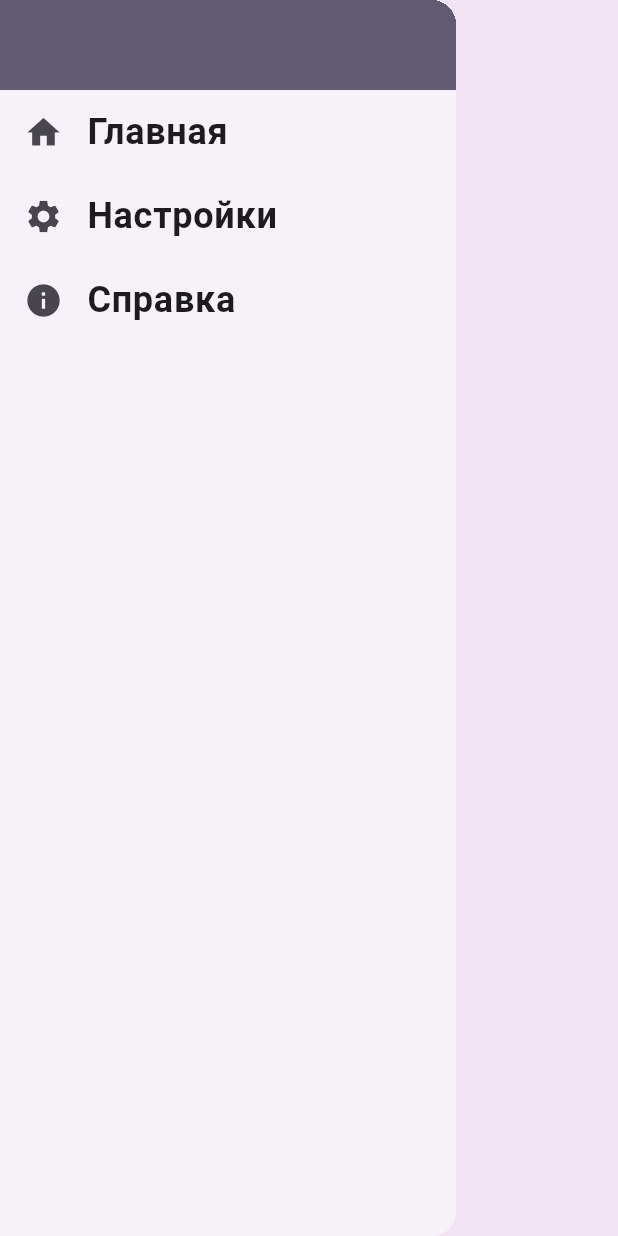
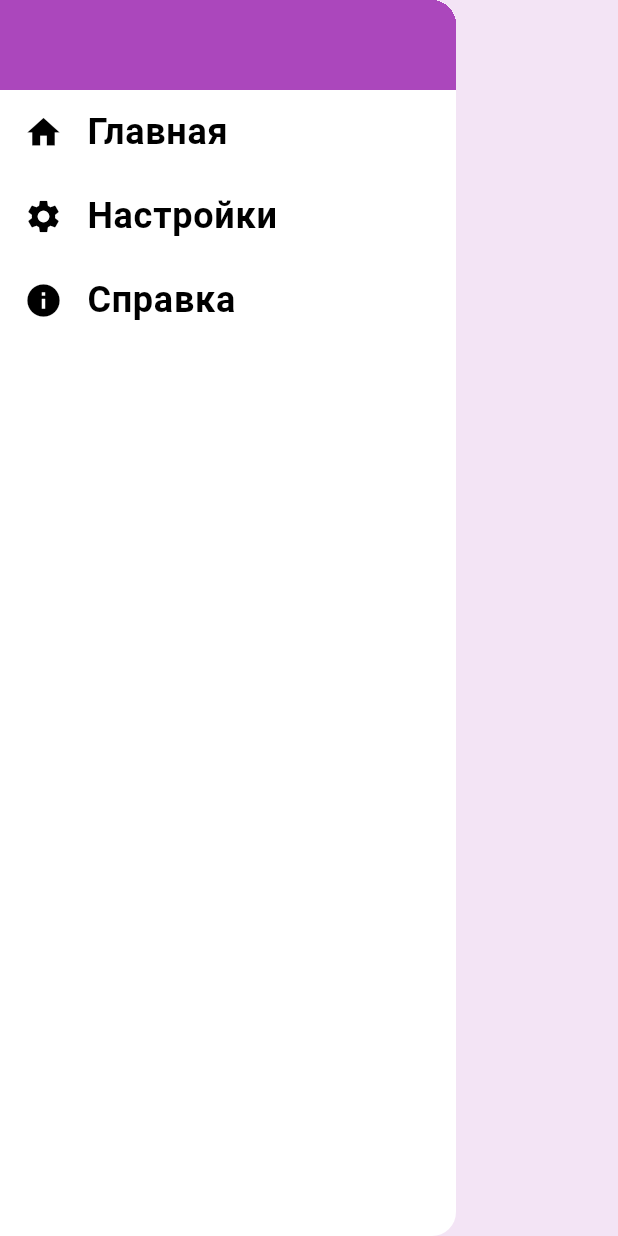
Before and after one commit to amatskevich/calendar_of_factory, a Flutter app: the MainDrawer widget shown alone on an empty page, opened directly, on a phone screen of 412 x 824 dp. Run offline on Flutter 3.47's test engine with Material 3 defaults, Android fonts, the phone set to English and light mode, and no system bars; our stand-ins replace carousel_slider, flutter_holo_date_picker, package_info_plus, shared_preferences, sqflite; missing offline and left inert: mailto; accounts and stored records are empty.

Commit message:
Replace accentColor

```diff
--- a/lib/providers/user_settings.dart
+++ b/lib/providers/user_settings.dart
@@ -9,7 +9,9 @@ class UserSettings with ChangeNotifier {
     smellChabor: ThemeData(
       primarySwatch: Colors.purple,
       primaryColor: Colors.purple.shade400,
-      accentColor: Colors.purple.shade400,
+      colorScheme: ColorScheme.fromSwatch().copyWith(
+        secondary: Colors.purple.shade400,
+      ),
       brightness: Brightness.light,
       scaffoldBackgroundColor: const Color(0xFFf3e4f5),
     ),
@@ -21,7 +23,9 @@ class UserSettings with ChangeNotifier {
     longLife: ThemeData(
       primarySwatch: Colors.red,
       primaryColor: Colors.red.shade400,
-      accentColor: Colors.red.shade400,
+      colorScheme: ColorScheme.fromSwatch().copyWith(
+        secondary: Colors.red.shade400,
+      ),
       brightness: Brightness.light,
       scaffoldBackgroundColor: const Color(0xFFfee8e6),
     ),
--- a/lib/widgets/main_drawer.dart
+++ b/lib/widgets/main_drawer.dart
@@ -32,7 +32,7 @@ class MainDrawer extends StatelessWidget {
             width: double.infinity,
             padding: const EdgeInsets.all(20),
             alignment: Alignment.centerLeft,
-            color: Theme.of(context).accentColor,
+            color: Theme.of(context).colorScheme.secondary,
           ),
           buildListTitle(
             'Главная',
```
Also changed, not shown: 1 other file.
